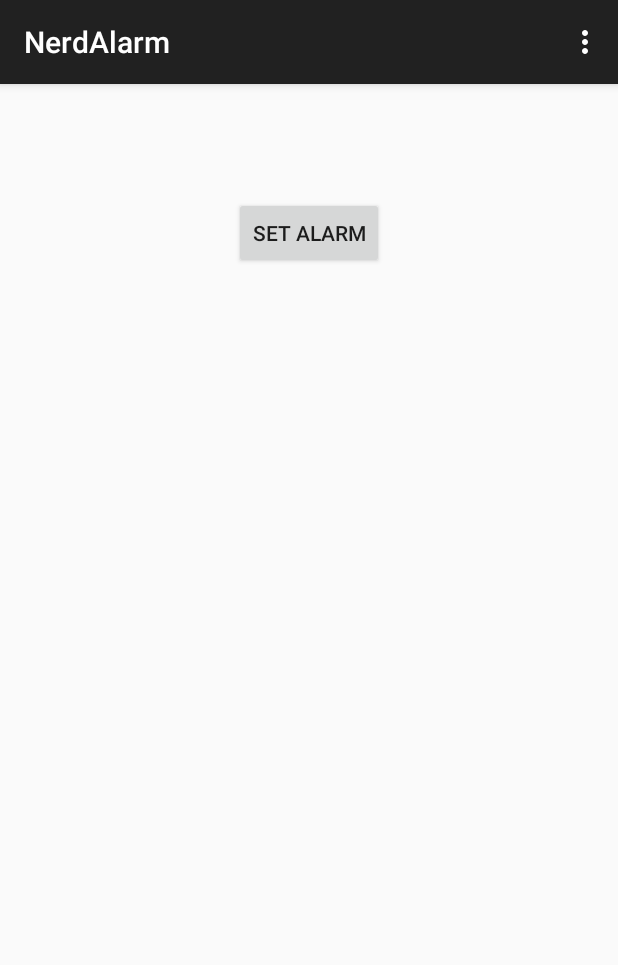
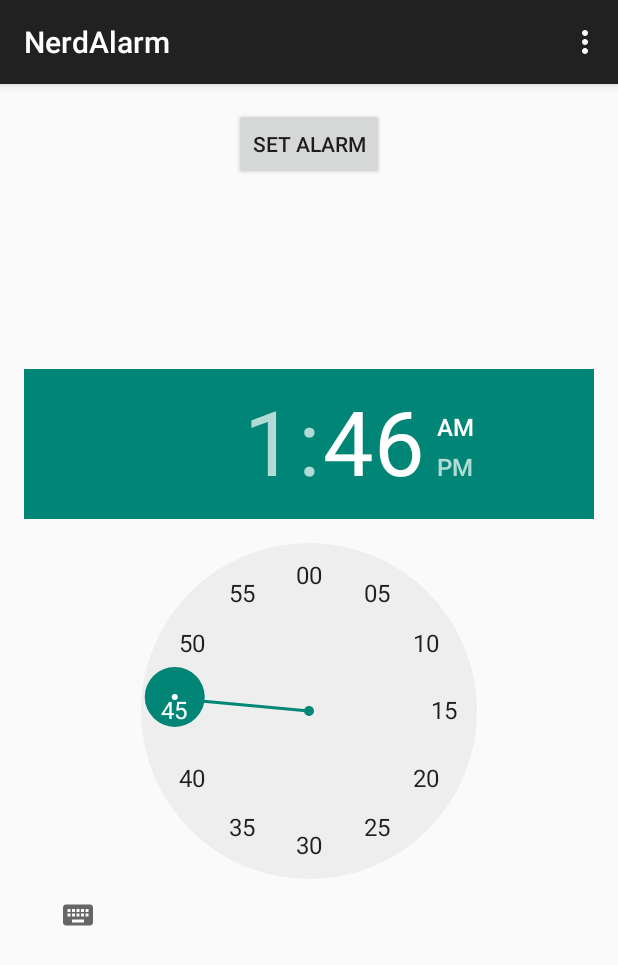
Before and after one commit to rishabhkh/batchalarm, an Android app: the screen it shows after launch (AlarmActivity), after a tap on "SET ALARM", on a phone screen of 412 x 824 dp. Shown: the top 965 px of the screen. Run offline under Robolectric (Android 15) with nearby library versions, the phone set to English and light mode, and no system bars; 1 other tap on this screen came first.

Commit message:
Created alarm helper class

```diff
--- a/app/src/main/java/com/rishabhkh/nerdalarm/AlarmActivity.java
+++ b/app/src/main/java/com/rishabhkh/nerdalarm/AlarmActivity.java
@@ -1,8 +1,5 @@
 package com.rishabhkh.nerdalarm;
 
-import android.app.AlarmManager;
-import android.app.PendingIntent;
-import android.content.Intent;
 import android.os.Bundle;
 import android.support.v7.app.ActionBarActivity;
 import android.util.Log;
@@ -10,36 +7,36 @@ import android.view.Menu;
 import android.view.MenuItem;
 import android.view.View;
 import android.widget.Button;
-
-import java.util.Calendar;
+import android.widget.TimePicker;
 
 
 public class AlarmActivity extends ActionBarActivity {
+
     final String TAG = "Alarm";
-    AlarmManager mAlarmManager;
-    int mHour = 19;
-    int mMinute = 32;
-    Intent mIntent;
-    Calendar mCalendar;
+    int mHour;
+    int mMinute;
     int numberOfAlarms=5;
+    private TimePicker timePicker1;
 
     @Override
     protected void onCreate(Bundle savedInstanceState) {
         super.onCreate(savedInstanceState);
         setContentView(R.layout.activity_alarm);
 
+        final AlarmHelper alarmHelper = new AlarmHelper(AlarmActivity.this);
+
+        timePicker1 = (TimePicker) findViewById(R.id.timePicker);
         Button button = (Button)findViewById(R.id.b1);
         button.setOnClickListener(new View.OnClickListener() {
             public void onClick(View v) {
-                for(int i=0;i<=numberOfAlarms;i++) {
-                    createAlarm(String.valueOf(i), mHour, mMinute+i, i);
+                mHour = timePicker1.getCurrentHour();
+                mMinute = timePicker1.getCurrentMinute();
+                Log.v(TAG, "TimePicker Hour:" + mHour + "Minutes:" + mMinute);
+                for (int i = 0; i <= numberOfAlarms; i++) {
+                    alarmHelper.createAlarm(String.valueOf(i), mHour, mMinute + i, i);
                 }
             }
         });
-
-
-        mAlarmManager = (AlarmManager) getSystemService(ALARM_SERVICE);
-        mCalendar = Calendar.getInstance();
     }
 
     @Override
@@ -64,19 +61,4 @@ public class AlarmActivity extends ActionBarActivity {
         return super.onOptionsItemSelected(item);
     }
 
-    public void createAlarm(String label, int hour, int minute, int reqCode) {
-
-        mCalendar.set(mCalendar.HOUR_OF_DAY, hour);
-        mCalendar.set(mCalendar.MINUTE, minute);
-        mIntent = new Intent(AlarmActivity.this, AlarmReceiver.class);
-        mIntent.putExtra("label", label);
-        Log.v(TAG, "Setting Alarm:"+reqCode);
-        mAlarmManager.set(AlarmManager.RTC_WAKEUP, mCalendar.getTimeInMillis(), getPendingIntent(reqCode));
-    }
-
-    public PendingIntent getPendingIntent(int reqCode) {
-        return PendingIntent.getBroadcast(AlarmActivity.this, reqCode, mIntent, 0);
-    }
-
-
 }
--- /dev/null
+++ b/app/src/main/java/com/rishabhkh/nerdalarm/AlarmHelper.java
@@ -0,0 +1,47 @@
+package com.rishabhkh.nerdalarm;
+
+import android.app.AlarmManager;
+import android.app.PendingIntent;
+import android.content.Context;
+import android.content.Intent;
+import android.os.Build;
+import android.util.Log;
+
+import java.util.Calendar;
+
+public class AlarmHelper {
+    final String TAG = "AlarmHelper";
+    AlarmManager mAlarmManager;
+    Calendar mCalendar;
+    Context mContext;
+    Intent mIntent;
+
+    public AlarmHelper(Context context){
+        mAlarmManager = (AlarmManager)context.getSystemService(Context.ALARM_SERVICE);
+        mCalendar = Calendar.getInstance();
+        mContext = context;
+        mIntent = new Intent(mContext, AlarmReceiver.class);
+
+    }
+
+    public void createAlarm(String label, int hour, int minute, int reqCode) {
+
+        mCalendar.set(Calendar.HOUR_OF_DAY, hour);
+        mCalendar.set(Calendar.MINUTE, minute);
+        mIntent.putExtra("label", label);
+        Log.v(TAG, "Setting Alarm:" + reqCode + "Time:" + hour + ":" + minute);
+        if (Build.VERSION.SDK_INT >= Build.VERSION_CODES.KITKAT) {
+            Log.v(TAG, "KITKAT");
+            mAlarmManager.setExact(AlarmManager.RTC_WAKEUP, mCalendar.getTimeInMillis(), getPendingIntent(reqCode));
+        }
+        else{
+            Log.v(TAG, "NOTKITKAT");
+            mAlarmManager.set(AlarmManager.RTC_WAKEUP, mCalendar.getTimeInMillis(), getPendingIntent(reqCode));
+        }
+    }
+
+    public PendingIntent getPendingIntent(int reqCode) {
+        return PendingIntent.getBroadcast(mContext, reqCode, mIntent, 0);
+    }
+
+}
--- a/app/src/main/res/layout/activity_alarm.xml
+++ b/app/src/main/res/layout/activity_alarm.xml
@@ -13,6 +13,14 @@
         android:text="Set Alarm"
         android:id="@+id/b1"
         android:layout_alignParentTop="true"
-        android:layout_centerHorizontal="true"
-        android:layout_marginTop="59dp" />
+        android:layout_centerHorizontal="true" />
+
+    <TimePicker
+        android:layout_width="wrap_content"
+        android:layout_height="wrap_content"
+        android:id="@+id/timePicker"
+        android:layout_centerVertical="true"
+        android:layout_centerHorizontal="true" />
+
+
 </RelativeLayout>
```
